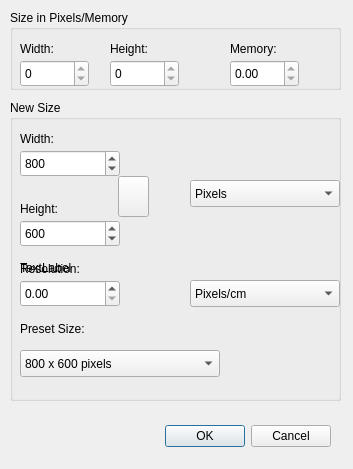
PhotoFlare/photoflare, file src/NewDialog.ui: the form before one commit.
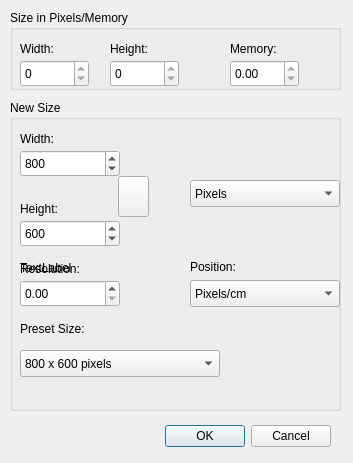
The form after the commit. Icons and pictures are not drawn. Custom widgets are drawn as their Qt base class.

Patch:
```diff
--- a/src/NewDialog.ui
+++ b/src/NewDialog.ui
@@ -7,7 +7,7 @@
     <x>0</x>
     <y>0</y>
     <width>353</width>
-    <height>469</height>
+    <height>463</height>
    </rect>
   </property>
   <property name="font">
@@ -334,7 +334,7 @@
      <x>10</x>
      <y>100</y>
      <width>331</width>
-     <height>301</height>
+     <height>311</height>
     </rect>
    </property>
    <property name="focusPolicy">
@@ -385,6 +385,29 @@
      </rect>
     </property>
    </widget>
+   <widget class="ImagePositionWidget" name="positionWidget" native="true">
+    <property name="geometry">
+     <rect>
+      <x>180</x>
+      <y>180</y>
+      <width>120</width>
+      <height>120</height>
+     </rect>
+    </property>
+   </widget>
+   <widget class="QLabel" name="positionLabel">
+    <property name="geometry">
+     <rect>
+      <x>180</x>
+      <y>160</y>
+      <width>47</width>
+      <height>13</height>
+     </rect>
+    </property>
+    <property name="text">
+     <string>Position:</string>
+    </property>
+   </widget>
   </widget>
   <widget class="QLabel" name="backgroundLabel">
    <property name="geometry">
@@ -421,6 +444,12 @@
    <header>brushtypecombobox.h</header>
    <container>1</container>
   </customwidget>
+  <customwidget>
+   <class>ImagePositionWidget</class>
+   <extends>QWidget</extends>
+   <header>imagepositionwidget.h</header>
+   <container>1</container>
+  </customwidget>
  </customwidgets>
  <resources>
   <include location="../Icons.qrc"/>
```
